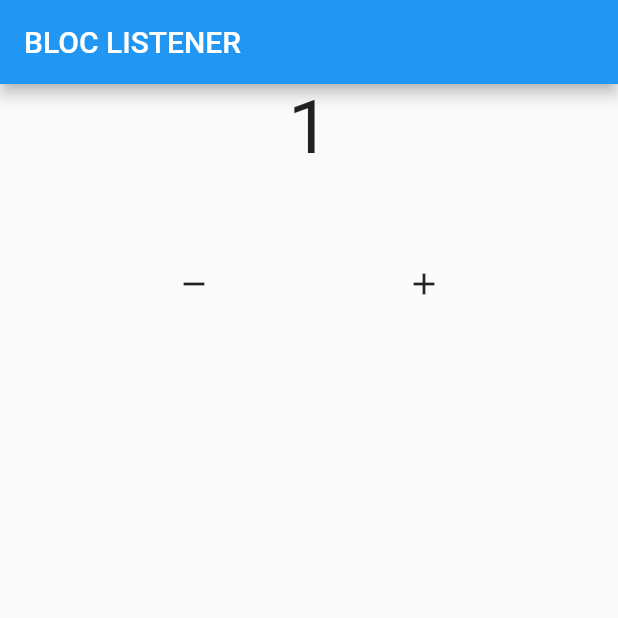
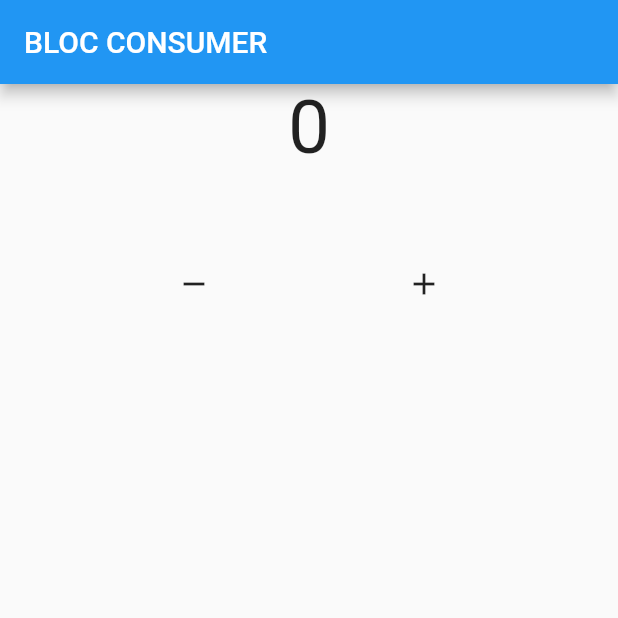
Before and after one commit to Lavina-23/bloc, a Flutter app: the screen it shows after launch, after a tap on the "add" icon, on a phone screen of 412 x 824 dp, the top half of it. Run offline on Flutter 3.47's test engine with Material 2 defaults, Android fonts, the phone set to English and light mode, and no system bars; our stand-ins replace bloc, flutter_bloc.

Commit message:
6. Bloc Consumer

```diff
--- a/lib/pages/homepage.dart
+++ b/lib/pages/homepage.dart
@@ -11,45 +11,43 @@ class Homepage extends StatelessWidget {
   Widget build(BuildContext context) {
     return Scaffold(
       appBar: AppBar(
-        title: const Text("BLOC LISTENER"),
+        title: const Text("BLOC CONSUMER"),
       ),
       body: Column(
         children: [
-          BlocListener<Counter, int>(
+          BlocConsumer<Counter, int>(
             bloc: mycounter,
-            listener: (context, state) {
-              ScaffoldMessenger.of(context).showSnackBar(
-                const SnackBar(
-                  duration: Duration(seconds: 1),
-                  content: Text("DATA GENAP")
-                ),
-              );
-            },
-            listenWhen: (previous, current) {
-              if (current % 2 == 0) {
+            buildWhen: (previous, current) {
+              if (current >= 10) {
                 return true;
               } else {
                 return false;
               }
             },
-            child: BlocBuilder<Counter, int>(
-              bloc: mycounter,
-              builder: (context, state) {
+            builder: (context, state) {
                 return Text(
                   "$state",
                   style: const TextStyle(
                     fontSize: 50,
                   ),
                 );
-              }
+              },
+              listener: (context, state) {
+                ScaffoldMessenger.of(context).showSnackBar(
+                  const SnackBar(
+                    duration: Duration(seconds: 1),
+                    content: Text("DATA GENAP")
+                  ),
+                );
+              },
+              listenWhen: (previous, current) {
+                if (current % 2 == 0) {
+                  return true;
+                } else {
+                  return false;
+                }
+              },
             ),
-          ),
-          // StreamBuilder(
-          //   initialData: mycounter.init,
-          //   stream: mycounter.stream,
-          //   builder: (context, snapshot){
-          //   }
-          // ),
           const SizedBox( height: 50,),
           Row(
             mainAxisAlignment: MainAxisAlignment.spaceEvenly,
```
